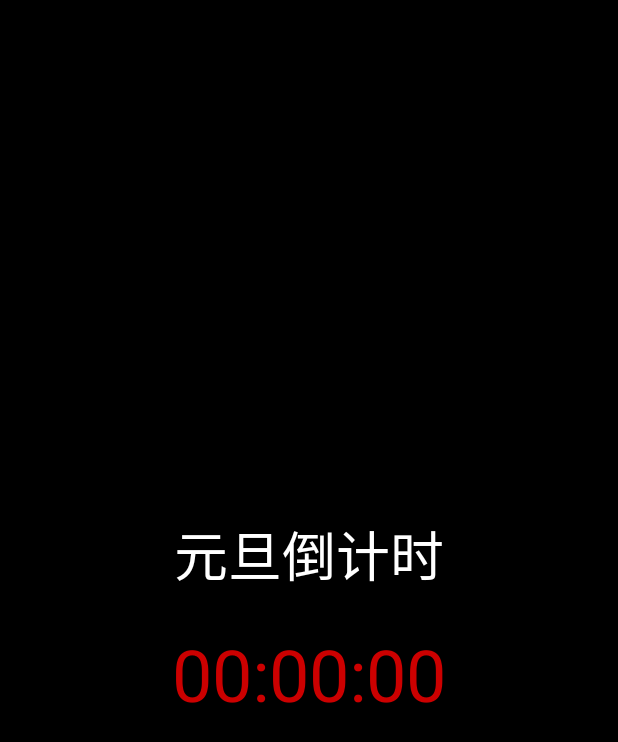
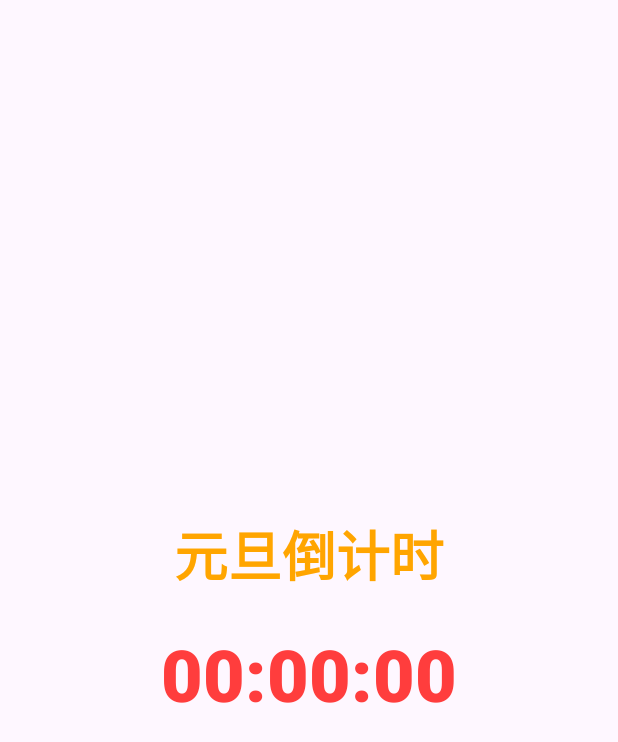
Before and after one commit to zhaomifan/new-year-countdown-app, an Android app: the layout activity_main.xml on its own in the app's theme, with its tools: preview values and no code run, on a phone screen of 412 x 824 dp. Shown: the top 742 px of the screen. Run offline under Robolectric (Android 15) with nearby library versions, the phone set to English and light mode, and no system bars.

Commit message:
修改代码

```diff
--- a/app/src/main/java/com/rice/countdown/MainActivity.java
+++ b/app/src/main/java/com/rice/countdown/MainActivity.java
@@ -2,87 +2,38 @@ package com.rice.countdown;
 
 import android.os.Bundle;
 import android.os.CountDownTimer;
-import android.text.format.DateUtils;
 import android.widget.TextView;
 
 import androidx.appcompat.app.AppCompatActivity;
 
-import com.rice.countdown.databinding.ActivityMainBinding;
+import java.time.Duration;
+import java.time.LocalDateTime;
+import java.time.ZoneId;
+import java.time.ZonedDateTime;
+import java.util.Locale;
 
 public class MainActivity extends AppCompatActivity {
 
-//    private AppBarConfiguration appBarConfiguration;
-//    private ActivityMainBinding binding;
-
-//    @Override
-//    protected void onCreate(Bundle savedInstanceState) {
-//        super.onCreate(savedInstanceState);
-//
-//        binding = ActivityMainBinding.inflate(getLayoutInflater());
-//        setContentView(binding.getRoot());
-//
-//        setSupportActionBar(binding.toolbar);
-//
-//        NavController navController = Navigation.findNavController(this, R.id.nav_host_fragment_content_main);
-//        appBarConfiguration = new AppBarConfiguration.Builder(navController.getGraph()).build();
-//        NavigationUI.setupActionBarWithNavController(this, navController, appBarConfiguration);
-//
-//        binding.fab.setOnClickListener(new View.OnClickListener() {
-//            @Override
-//            public void onClick(View view) {
-//                Snackbar.make(view, "Replace with your own action", Snackbar.LENGTH_LONG)
-//                        .setAnchorView(R.id.fab)
-//                        .setAction("Action", null).show();
-//            }
-//        });
-//    }
-//
-//    @Override
-//    public boolean onCreateOptionsMenu(Menu menu) {
-//        // Inflate the menu; this adds items to the action bar if it is present.
-//        getMenuInflater().inflate(R.menu.menu_main, menu);
-//        return true;
-//    }
-//
-//    @Override
-//    public boolean onOptionsItemSelected(MenuItem item) {
-//        // Handle action bar item clicks here. The action bar will
-//        // automatically handle clicks on the Home/Up button, so long
-//        // as you specify a parent activity in AndroidManifest.xml.
-//        int id = item.getItemId();
-//
-//        //noinspection SimplifiableIfStatement
-//        if (id == R.id.action_settings) {
-//            return true;
-//        }
-//
-//        return super.onOptionsItemSelected(item);
-//    }
-//
-//    @Override
-//    public boolean onSupportNavigateUp() {
-//        NavController navController = Navigation.findNavController(this, R.id.nav_host_fragment_content_main);
-//        return NavigationUI.navigateUp(navController, appBarConfiguration)
-//                || super.onSupportNavigateUp();
-//    }
-
-
     private TextView countdownText;
-    private static final long COUNTDOWN_TIME = 10000; // 10 seconds
 
     @Override
     protected void onCreate(Bundle savedInstanceState) {
         super.onCreate(savedInstanceState);
         setContentView(R.layout.activity_main);
         countdownText = findViewById(R.id.timer);
-        startCountdown(COUNTDOWN_TIME);
+
+        long duration = timeToNextYearNewYear();
+//        duration = duration > 60 * 60 * 24 ? 0 : duration;
+        startCountdown(duration);
     }
 
-    private void startCountdown(long millis) {
-        new CountDownTimer(millis, 1000) {
+    private void startCountdown(long seconds) {
+        long millisUntilFinished = seconds * 1000;
+        new CountDownTimer(millisUntilFinished, 1000) {
             @Override
             public void onTick(long millisUntilFinished) {
-                countdownText.setText(String.valueOf(millisUntilFinished / 1000));
+                String timerString = secondsToTimeFormatString(millisUntilFinished / 1000);
+                countdownText.setText(timerString);
             }
 
             @Override
@@ -91,4 +42,31 @@ public class MainActivity extends AppCompatActivity {
             }
         }.start();
     }
+
+    public String secondsToTimeFormatString(long seconds) {
+
+        // 获取小时、分钟和秒数
+        long days = Duration.ofSeconds(seconds).toDaysPart();
+        long hours = Duration.ofSeconds(seconds).toHoursPart();
+        int minutes = Duration.ofSeconds(seconds).toMinutesPart();
+        int secs = Duration.ofSeconds(seconds).toSecondsPart();
+        // 创建时间字符串
+        return String.format(Locale.getDefault(), "%02d : %02d : %02d : %02d", days, hours, minutes, secs);
+    }
+
+
+    public long timeToNextYearNewYear() {
+        // 获取当前时间
+        LocalDateTime now = LocalDateTime.now();
+        // 获取下一年的元旦时间，先获取当前年份，加 1 得到下一年，然后设置为 1 月 1 日 00:00:00
+        LocalDateTime nextYearNewYear = LocalDateTime.of(now.getYear() + 1, 1, 1, 0, 0, 0);
+        // 将当前时间和下一年元旦时间转换为同一时区的 ZonedDateTime 对象
+        ZonedDateTime zonedNow = ZonedDateTime.of(now, ZoneId.systemDefault());
+        ZonedDateTime zonedNextYearNewYear = ZonedDateTime.of(nextYearNewYear, ZoneId.systemDefault());
+        // 计算时间差
+        Duration duration = Duration.between(zonedNow, zonedNextYearNewYear);
+        // 获取时间差的总秒数
+        long seconds = duration.getSeconds();
+        return seconds;
+    }
 }
--- a/app/src/main/res/layout/activity_main.xml
+++ b/app/src/main/res/layout/activity_main.xml
@@ -1,25 +1,27 @@
 <LinearLayout xmlns:android="http://schemas.android.com/apk/res/android"
     android:layout_width="match_parent"
     android:layout_height="match_parent"
-    android:orientation="vertical"
+    android:background="?android:attr/colorBackground"
     android:gravity="center"
-    android:background="@android:color/black">
+    android:orientation="vertical">
 
     <TextView
         android:id="@+id/countdown_title"
         android:layout_width="wrap_content"
         android:layout_height="wrap_content"
+        android:layout_marginBottom="20dp"
+        android:fontFamily="sans-serif-black"
         android:text="@string/app_name"
-        android:textSize="36sp"
-        android:textColor="@android:color/white"
-        android:layout_marginBottom="20dp" />
+        android:textColor="#FFA500"
+        android:textSize="36sp" />
 
     <TextView
         android:id="@+id/timer"
         android:layout_width="wrap_content"
         android:layout_height="wrap_content"
+        android:fontFamily="sans-serif-black"
         android:text="00:00:00"
-        android:textSize="48sp"
-        android:textColor="@android:color/holo_red_dark" />
+        android:textColor="@color/dark_red"
+        android:textSize="48sp" />
 
 </LinearLayout>
--- a/app/src/main/res/values/colors.xml
+++ b/app/src/main/res/values/colors.xml
@@ -4,4 +4,5 @@
     <color name="white">#FFFFFFFF</color>
     <color name="grey">#FF282c34</color>
     <color name="dark_red">#FFff3d3d</color>
+    <color name="light_red">#80FF3D3D</color>
 </resources>
--- a/settings.gradle
+++ b/settings.gradle
@@ -14,8 +14,10 @@ pluginManagement {
 dependencyResolutionManagement {
     repositoriesMode.set(RepositoriesMode.FAIL_ON_PROJECT_REPOS)
     repositories {
+        maven { url 'https://maven.aliyun.com/repository/google' }
+        maven { url 'https://maven.aliyun.com/repository/central' } // 阿里云中央仓库镜像
         google()
-        mavenCentral()
+//        mavenCentral()
     }
 }
 
```
Also changed, not shown: app/src/main/AndroidManifest.xml (+0 -17 lines), app/src/main/java/com/rice/countdown/FirstFragment.java (deleted, +0 -44 lines), app/src/main/java/com/rice/countdown/SecondFragment.java (deleted, +0 -44 lines), 2 other files.
